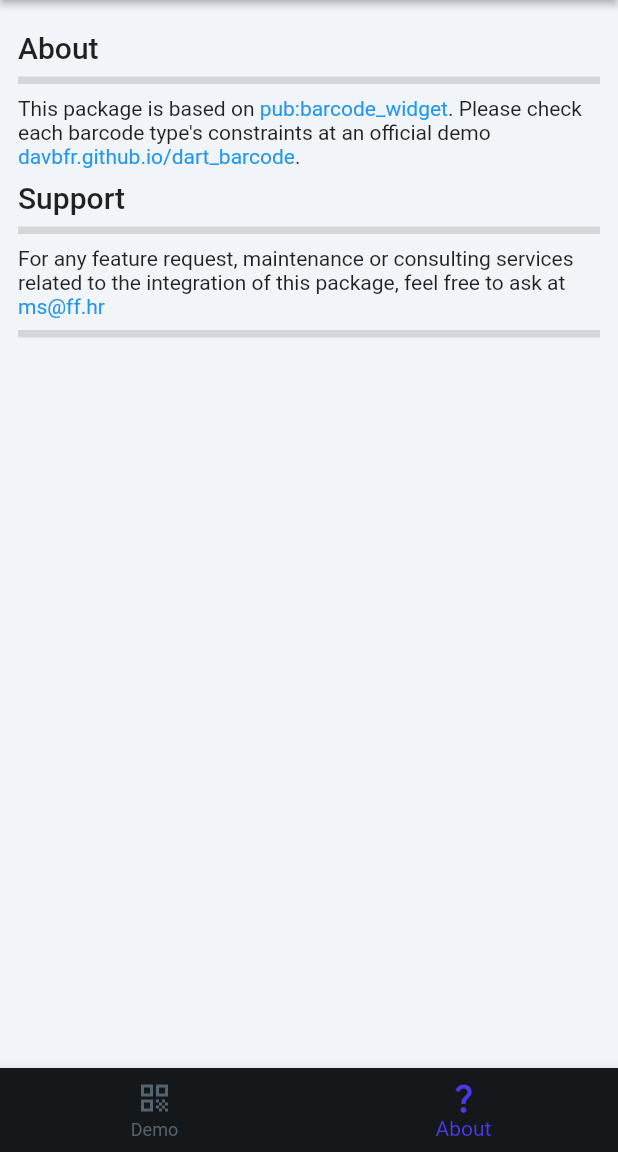
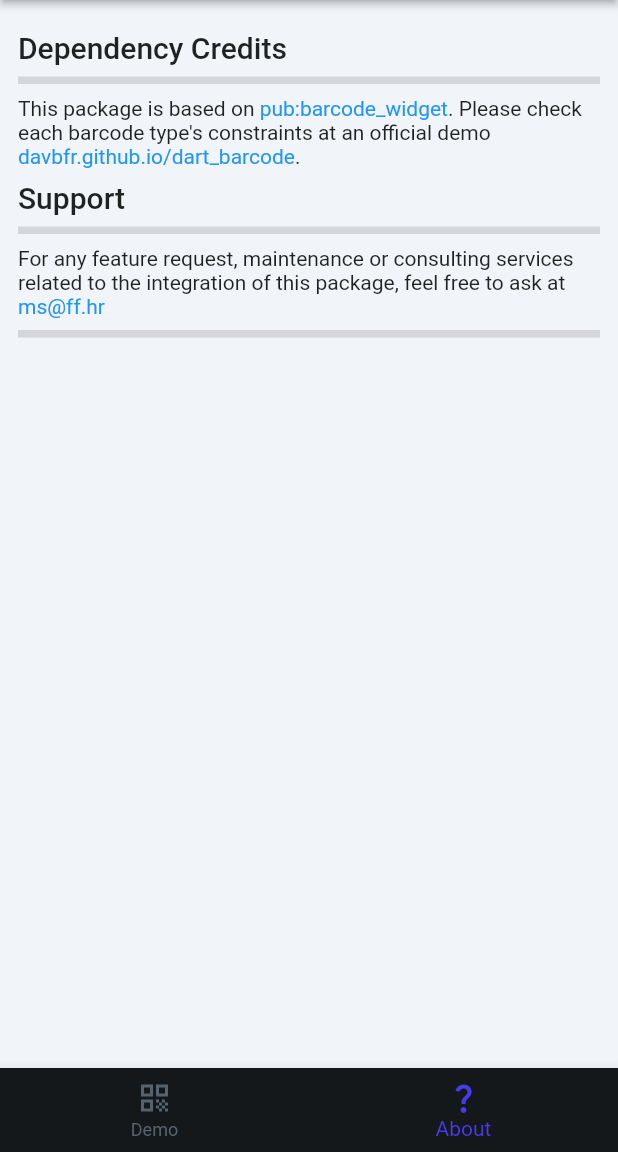
Before and after one commit to stepanic/mp-ff-barcode, a Flutter app: the screen it shows after launch, item 2 of the bottom bar chosen, on a phone screen of 412 x 824 dp, the part 84-1236 px from its top. Run offline on Flutter 3.47's test engine with Material 3 defaults, Android fonts, the phone set to English and light mode, and no system bars; drawn by our look-alikes of flutter_markdown; our stand-ins replace auto_size_text, barcode_widget, easy_debounce, font_awesome_flutter, from_css_color, go_router and 4 more; missing offline and left inert: json_path.

Commit message:
Updating to latest FlutterFlow output.

```diff
--- a/lib/pages/about_page/about_page_widget.dart
+++ b/lib/pages/about_page/about_page_widget.dart
@@ -84,7 +84,7 @@ class _AboutPageWidgetState extends State<AboutPageWidget> {
                   Container(
                     decoration: const BoxDecoration(),
                     child: MarkdownBody(
-                      data: '''## About
+                      data: '''## Dependency Credits
 ---
 This package is based on [pub:barcode_widget](https://pub.dev/packages/barcode_widget). Please check each barcode type's constraints at an official demo [davbfr.github.io/dart_barcode](https://davbfr.github.io/dart_barcode).
 
```
